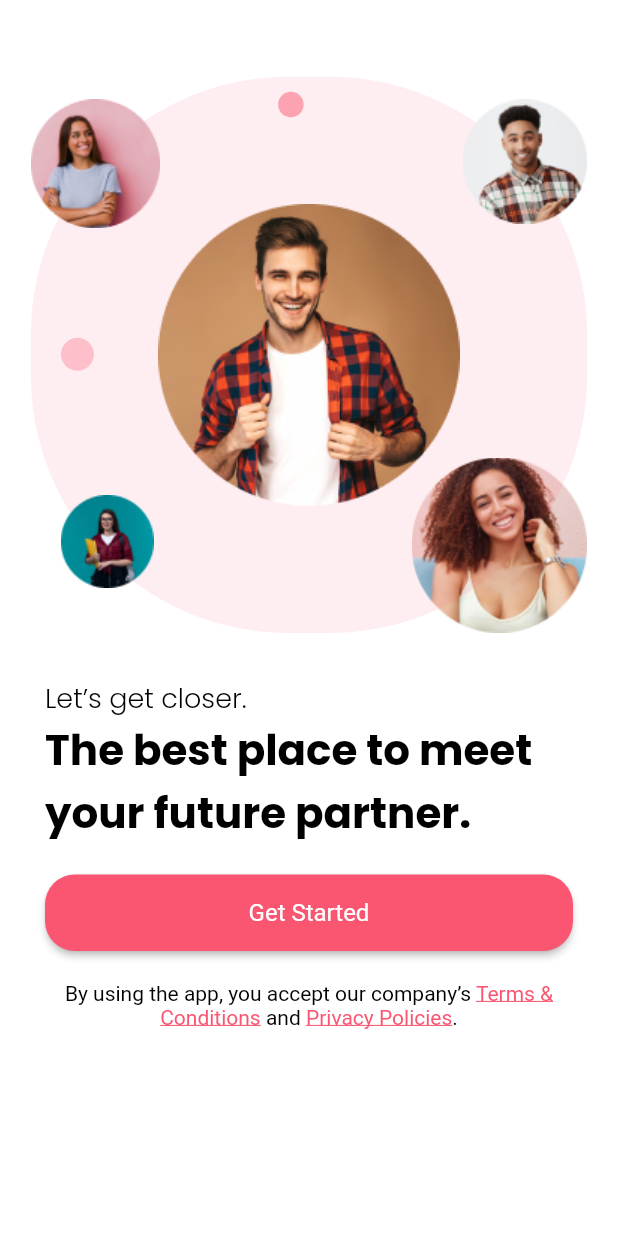
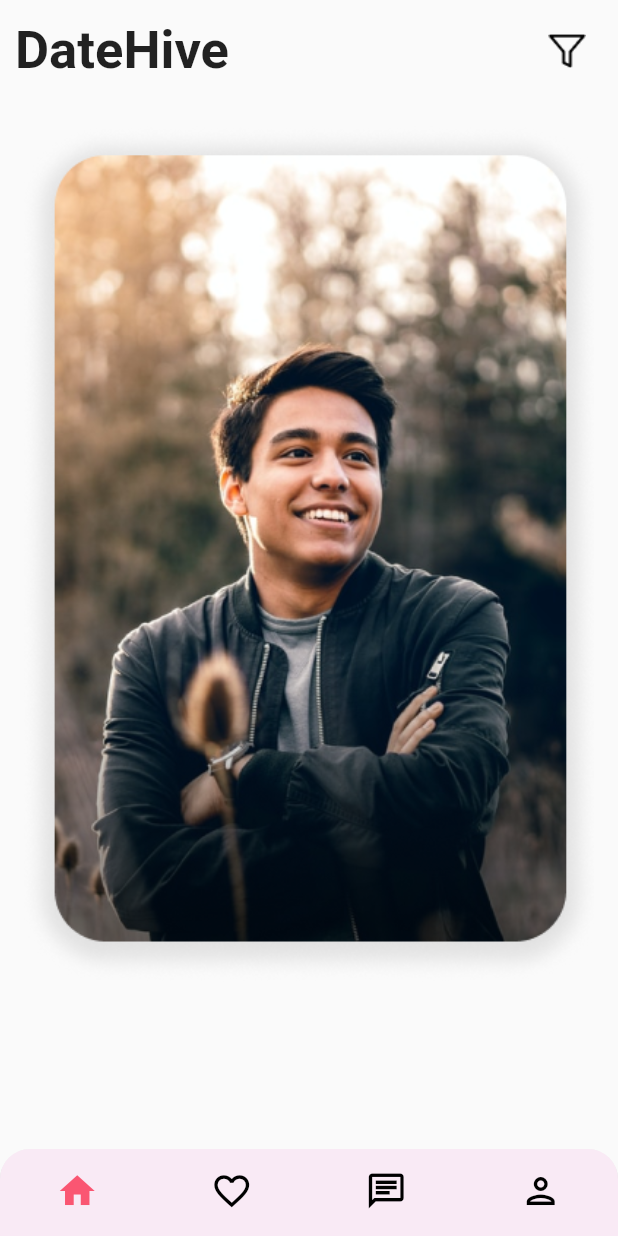
Before and after one commit to harshanacz/Datingapp_UI, a Flutter app: the screen it shows after launch, on a phone screen of 412 x 824 dp. Run offline on Flutter 3.47's test engine with Material 2 defaults, Android fonts, the phone set to English and light mode, and no system bars; drawn by our look-alikes of swipe_cards; our stand-ins replace google_fonts; Roboto replaces fonts that are missing (Alata).

Commit message:
Home page update

```diff
--- a/lib/main.dart
+++ b/lib/main.dart
@@ -1,6 +1,7 @@
 import 'package:flutter/material.dart';
 
 import 'screens/get_started.dart';
+import 'screens/main_navigations.dart';
 
 void main() {
   runApp(const MyApp());
@@ -14,7 +15,7 @@ class MyApp extends StatelessWidget {
     return const MaterialApp(
       debugShowCheckedModeBanner: false,
       title: 'Dating app',
-      home: GetStartedScreen(),
+      home:MainNavigations(),
     );
   }
 }
--- /dev/null
+++ b/lib/models/user.dart
@@ -0,0 +1,18 @@
+class User{
+  final int id;
+  final String name;
+  final int age;
+  final String address;
+  final String imageUrl;
+  final bool isVerified;
+
+  User({
+    required this.id,
+    required this.name,
+    required this.age,
+    required this.address,
+    required this.imageUrl,
+    this.isVerified = false,
+  });
+
+}
--- /dev/null
+++ b/lib/screens/home.dart
@@ -0,0 +1,48 @@
+import 'package:datingapp_ui/widgets/swipe_card.dart';
+import 'package:flutter/material.dart';
+import 'package:flutter/src/widgets/framework.dart';
+import 'package:flutter/src/widgets/placeholder.dart';
+import 'package:swipe_cards/swipe_cards.dart';
+
+class Home extends StatefulWidget {
+  const Home({super.key});
+
+  @override
+  State<Home> createState() => _HomeState();
+}
+
+class _HomeState extends State<Home> {
+  @override
+  Widget build(BuildContext context) {
+    return SafeArea(
+      child: Column(
+        children: [
+          Padding(
+            padding: const EdgeInsets.all(10.0),
+            child: Row(
+              mainAxisAlignment: MainAxisAlignment.spaceBetween,
+              children: const [
+                Text(
+                  'DateHive',
+                  style: TextStyle(
+                    fontSize: 35,
+                    fontWeight: FontWeight.w600,
+                  ),
+                ),
+                IconButton(
+                  onPressed: null,
+                  icon: Image(
+                    image: AssetImage('assets/filter_icon.png'),
+                    height: 25,
+                    width: 25,
+                  ),
+                ),
+              ],
+            ),
+          ),
+          const Expanded(child: SwipeCard())
+        ],
+      ),
+    );
+  }
+}
--- /dev/null
+++ b/lib/screens/main_navigations.dart
@@ -0,0 +1,84 @@
+import 'package:flutter/material.dart';
+import '../const/colors.dart';
+import './home.dart';
+
+class MainNavigations extends StatefulWidget {
+  const MainNavigations({super.key});
+
+  @override
+  State<MainNavigations> createState() => _MainNavigationsState();
+}
+
+class _MainNavigationsState extends State<MainNavigations> {
+  int _selectedPageIndex = 0;
+
+  List<Widget>? _pages;
+  bool _isLoaded = false;
+
+  @override
+  void didChangeDependencies() {
+    if (!_isLoaded) {
+      _pages = [
+        const Home(),
+        /*
+        Likes page goes here
+        Chat page goes here
+        Profile page goes here
+        */
+      ];
+      _isLoaded = true;
+    }
+
+    super.didChangeDependencies();
+  }
+
+  void _selectPage(int index) {
+    setState(() {
+      _selectedPageIndex = index;
+    });
+  }
+
+  @override
+  Widget build(BuildContext context) {
+    return Scaffold(
+      body: _pages![_selectedPageIndex],
+      bottomNavigationBar: ClipRRect(
+        borderRadius: const BorderRadius.only(
+            topLeft: Radius.circular(20), topRight: Radius.circular(20)),
+        child: Theme(
+          data: Theme.of(context)
+              .copyWith(canvasColor: const Color.fromARGB(255, 249, 234, 245)),
+          child: BottomNavigationBar(
+            onTap: _selectPage,
+            type: BottomNavigationBarType.fixed,
+            showSelectedLabels: false,
+            showUnselectedLabels: false,
+            currentIndex: _selectedPageIndex,
+            unselectedItemColor: Colors.black,
+            selectedItemColor: pinkColor,
+            iconSize: 28,
+            items: const [
+              BottomNavigationBarItem(
+                  icon: Icon(Icons.home_outlined),
+                  activeIcon: Icon(Icons.home),
+                  label: 'Home'),
+              BottomNavigationBarItem(
+                  icon: Icon(Icons.favorite_outline),
+                  activeIcon: Icon(Icons.favorite),
+                  label: 'Likes'),
+              BottomNavigationBarItem(
+                  icon: Icon(Icons.chat_outlined),
+                  activeIcon: Icon(Icons.chat),
+                  label: 'Chats'),
+              BottomNavigationBarItem(
+                icon: Icon(Icons.person_outlined),
+                activeIcon: Icon(Icons.person),
+                label: 'Profile',
+              ),
+            ],
+          ),
+        ),
+      ),
+    );
+  }
+}
--- /dev/null
+++ b/lib/widgets/swipe_card.dart
@@ -0,0 +1,107 @@
+import 'package:flutter/material.dart';
+import 'package:swipe_cards/swipe_cards.dart';
+import '../models/user.dart';
+
+class SwipeCard extends StatefulWidget {
+  const SwipeCard({super.key});
+
+  @override
+  State<SwipeCard> createState() => _SwipeCardState();
+}
+
+class _SwipeCardState extends State<SwipeCard> {
+  final List<SwipeItem> _swipeItems = <SwipeItem>[];
+  MatchEngine? _matchEngine;
+  final List<User> _user = [
+    User(
+        id: 1,
+        name: 'Rex',
+        age: 27,
+        address: 'Usa',
+        imageUrl: 'assets/Rex.png'),
+    User(
+        id: 2,
+        name: 'John',
+        age: 32,
+        address: 'England',
+        imageUrl: 'assets/John.png'),
+  ];
+
+  @override
+  void initState() {
+    super.initState();
+    _swipeItems.add(
+      SwipeItem(
+        content: _user[0],
+        likeAction: () {
+          ScaffoldMessenger.of(context).showSnackBar(
+            SnackBar(
+              content: Text("Liked ${_user[0].name}"),
+              duration: const Duration(milliseconds: 500),
+            ),
+          );
+        },
+        nopeAction: () {
+          ScaffoldMessenger.of(context).showSnackBar(
+            SnackBar(
+              content: Text("Nope ${_user[0].name}"),
+              duration: const Duration(milliseconds: 500),
+            ),
+          );
+        },
+      ),
+    );
+    _swipeItems.add(
+      SwipeItem(
+        content: _user[1],
+        likeAction: () {
+          ScaffoldMessenger.of(context).showSnackBar(
+            SnackBar(
+              content: Text("Liked ${_user[1].name}"),
+              duration: const Duration(milliseconds: 500),
+            ),
+          );
+        },
+        nopeAction: () {
+          ScaffoldMessenger.of(context).showSnackBar(
+            SnackBar(
+              content: Text("Nope ${_user[1].name}"),
+              duration: const Duration(milliseconds: 500),
+            ),
+          );
+        },
+      ),
+    );
+    _matchEngine = MatchEngine(swipeItems: _swipeItems);
+  }
+
+  @override
+  Widget build(BuildContext context) {
+    return SwipeCards(
+      matchEngine: _matchEngine!,
+      itemBuilder: (context, index) {
+        User user = _swipeItems[index].content as User;
+        return Stack(
+          children: [
+            Image(
+              image: AssetImage(user.imageUrl),
+              fit: BoxFit.cover,
+            ),
+          ],
+        );
+      },
+      onStackFinished: () {
+        ScaffoldMessenger.of(context).showSnackBar(
+          const SnackBar(
+            content: Text("Stack Finished"),
+            duration: Duration(milliseconds: 500),
+          ),
+        );
+      },
+      leftSwipeAllowed: true,
+      rightSwipeAllowed: true,
+      upSwipeAllowed: false,
+      fillSpace: true,
+    );
+  }
+}
--- a/pubspec.yaml
+++ b/pubspec.yaml
@@ -32,6 +32,7 @@ dependencies:
   cupertino_icons: ^1.0.2
   google_fonts: ^4.0.3
   flutter_native_splash: ^2.2.19
+  swipe_cards: ^2.0.0+1
 
 dev_dependencies:
   flutter_test:
@@ -65,6 +66,9 @@ flutter:
     - assets/frame.png
     - assets/heart.png
     - assets/reg.png
+    - assets/filter_icon.png
+    - assets/Rex.png
+    - assets/John.png
   #   - images/a_dot_ham.jpeg
 
   # An image asset can refer to one or more resolution-specific "variants", see
```
Also changed, not shown: assets/John.png (added), assets/Rex.png (added), assets/filter_icon.png (added), pubspec.lock.
